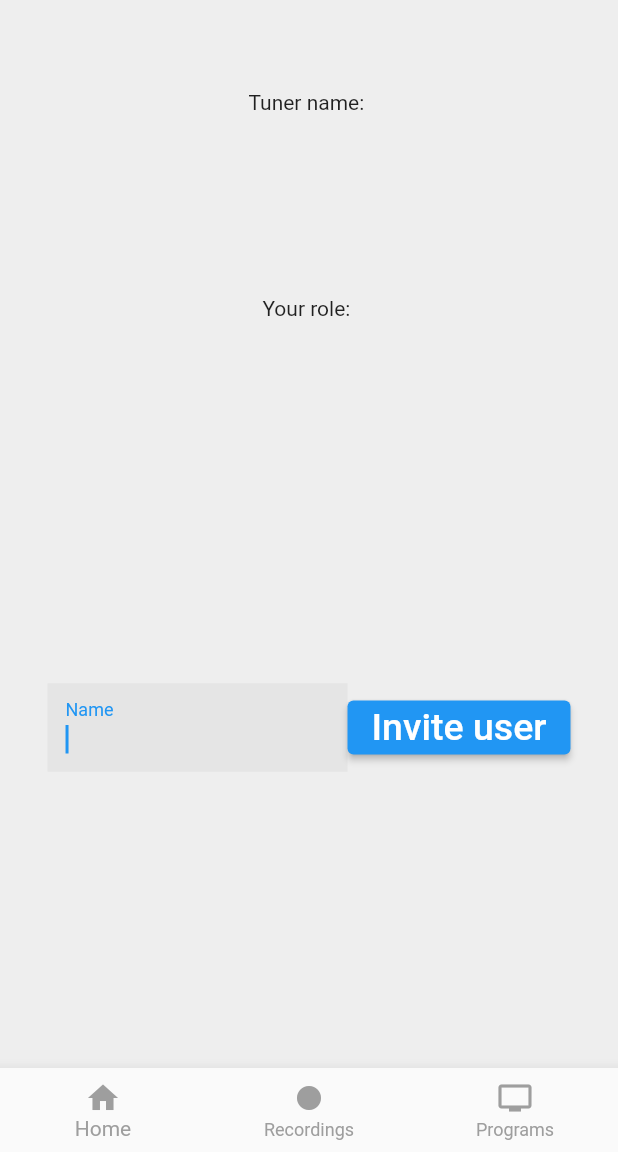
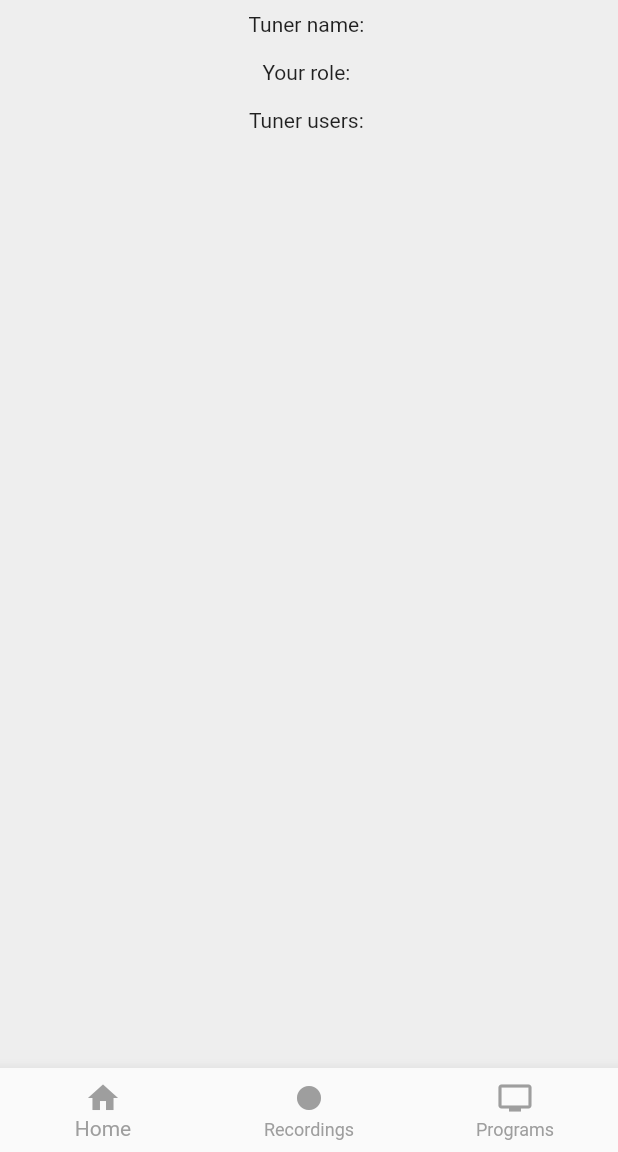
Before and after one commit to Simon1PL/Inzynierka, a Flutter app: the SingleTuner screen opened directly with empty values, on a phone screen of 412 x 824 dp, the part 84-1236 px from its top. Run offline on Flutter 3.47's test engine with Material 2 defaults, Android fonts, the phone set to English and light mode, and no system bars; our stand-ins replace flutter_spinkit, shared_preferences; accounts and stored records are empty.

Commit message:
tuners invitations

```diff
--- a/lib/enums/user_role_for_tuner.dart
+++ b/lib/enums/user_role_for_tuner.dart
@@ -1,4 +1,6 @@
 enum UserRoleForTuner {
   USER,
-  OWNER
+  OWNER,
+  INVITED,
+  DECLINED
 }
--- a/lib/models/program_model.dart
+++ b/lib/models/program_model.dart
@@ -22,7 +22,7 @@ class ProgramModel {
       this.subtitle,
       this.summary,
       this.description,
-      String? recordSize,
+      int? recordSize,
       this.fileName,
       bool? favorite,
       bool? alreadyScheduled,
@@ -33,7 +33,6 @@ class ProgramModel {
         this.stop = stop != null
             ? new DateTime.fromMillisecondsSinceEpoch(stop * 1000)
             : null,
-        this.recordSize = recordSize != null ? int.parse(recordSize) : null,
         this.favorite = favorite != null ? favorite : false,
         this.alreadyScheduled =
             alreadyScheduled != null ? alreadyScheduled : false;
--- a/lib/models/tuner_model.dart
+++ b/lib/models/tuner_model.dart
@@ -12,9 +12,17 @@ class TunerModel {
   static UserRoleForTuner? getUserRoleFromString(String? currentUserRole) {
     switch (currentUserRole) {
       case "owner":
+      case "Owner":
         return UserRoleForTuner.OWNER;
       case "user":
+      case "User":
         return UserRoleForTuner.USER;
+      case "invited":
+      case "Invited":
+        return UserRoleForTuner.INVITED;
+      case "declined":
+      case "Declined":
+        return UserRoleForTuner.DECLINED;
     }
   }
 
@@ -24,13 +32,18 @@ class TunerModel {
         return "Owner";
       case UserRoleForTuner.USER:
         return "User";
+      case UserRoleForTuner.INVITED:
+        return "Invited";
+      case UserRoleForTuner.DECLINED:
+        return "Declined";
+      default:
+        return "";
     }
-    return "";
   }
 
   Map<String, dynamic> toJson() {
     final Map<String, dynamic> data = new Map<String, dynamic>();
-    var role = currentUserRole == UserRoleForTuner.OWNER ? "owner" : "user";
+    var role = getUserRoleAsString(currentUserRole);
     data['tunerId'] = this.tunerId;
     data['name'] = this.name;
     data['currentUserRole'] = role;
--- a/lib/models/tuner_user_model.dart
+++ b/lib/models/tuner_user_model.dart
@@ -1,4 +1,5 @@
 import 'package:projekt/enums/user_role_for_tuner.dart';
+import 'package:projekt/models/tuner_model.dart';
 
 class TunerUserModel {
   int userId;
@@ -6,13 +7,6 @@ class TunerUserModel {
   UserRoleForTuner? userRole;
 
   TunerUserModel(this.userId, this.username, String userRole) {
-    switch (userRole) {
-      case "owner":
-        this.userRole = UserRoleForTuner.OWNER;
-        break;
-      case "user":
-        this.userRole = UserRoleForTuner.USER;
-        break;
-    }
+      this.userRole = TunerModel.getUserRoleFromString(userRole);
   }
 }
--- a/lib/pages/Tuners/add_tuner.dart
+++ b/lib/pages/Tuners/add_tuner.dart
@@ -1,5 +1,4 @@
 import 'package:flutter/material.dart';
-import 'package:flutter_spinkit/flutter_spinkit.dart';
 import 'package:projekt/services/tuners_service.dart';
 import 'package:projekt/widgets/app_bar.dart';
 import 'package:projekt/widgets/menu.dart';
--- a/lib/pages/Tuners/single_tuner.dart
+++ b/lib/pages/Tuners/single_tuner.dart
@@ -50,10 +50,20 @@ class _SingleTunerState extends State<SingleTuner> {
       appBar: MyAppBar(
         text: "R-M DVB-T Tuner",
       ),
-      body: Column(mainAxisAlignment: MainAxisAlignment.spaceAround, children: [
-        Text("Tuner name: " + tunerModel.name!),
-        Text("Your role: " +
-            TunerModel.getUserRoleAsString(tunerModel.currentUserRole)),
+      body: Column(mainAxisAlignment: MainAxisAlignment.start, children: [
+        Padding(
+          padding: const EdgeInsets.all(8.0),
+          child: Text("Tuner name: " + tunerModel.name!),
+        ),
+        Padding(
+          padding: const EdgeInsets.all(8.0),
+          child: Text("Your role: " +
+              TunerModel.getUserRoleAsString(tunerModel.currentUserRole)),
+        ),
+        Padding(
+          padding: const EdgeInsets.all(8.0),
+          child: Text("Tuner users: "),
+        ),
         ListView.builder(
             scrollDirection: Axis.vertical,
             shrinkWrap: true,
@@ -65,7 +75,7 @@ class _SingleTunerState extends State<SingleTuner> {
                     Text(users[index].username!),
                     Text("   Role: " +
                         TunerModel.getUserRoleAsString(users[index].userRole)),
-                    IconButton(
+                    if (tunerModel.currentUserRole == UserRoleForTuner.OWNER) IconButton(
                         onPressed: () {
                           removeUserFromTuner(
                               users[index].username!, tunerModel.tunerId);
@@ -73,7 +83,7 @@ class _SingleTunerState extends State<SingleTuner> {
                         icon: Icon(Icons.delete))
                   ]);
             }),
-        Row(
+        if (tunerModel.currentUserRole == UserRoleForTuner.OWNER) Row(
           mainAxisAlignment: MainAxisAlignment.center,
           children: [
             Container(
@@ -100,6 +110,7 @@ class _SingleTunerState extends State<SingleTuner> {
                 var result = await inviteToTuner(_userNameController.text, tunerModel.tunerId, context);
                 if (result) {
                   _userNameController.clear();
+                  getTunerUsers();
                 }
               },
               child: Text(
--- a/lib/services/globals.dart
+++ b/lib/services/globals.dart
@@ -7,7 +7,8 @@ import 'package:http/http.dart';
 import 'package:projekt/services/login_service.dart';
 import 'package:shared_preferences/shared_preferences.dart';
 
-String _url = "http://localhost:5000";
+// String _url = "http://localhost:5000";
+String _url = "https://damp-springs-89170.herokuapp.com/";
 final GlobalKey<NavigatorState> navigatorKey = new GlobalKey<NavigatorState>();
 
 Future<void> setUserCredential(String username, String password) async {
--- a/lib/services/programs_service.dart
+++ b/lib/services/programs_service.dart
@@ -32,7 +32,7 @@ Future<List<ProgramModel>?> getScheduled() async {
     }
 
     List<dynamic> objects = response.bodyBytes.isNotEmpty ? jsonDecode(utf8.decode(response.bodyBytes)) : response.bodyBytes;
-    List<ProgramModel> programs = objects.map((p) => ProgramModel(p["channelName"], p["channelUuid"], p["start"], p["stop"], p["title"], p["subtitle"], p["summary"], p["description"], p["recordSize"], p["fileName"], p["favorite"], true, p["order_id"])).toList();
+    List<ProgramModel> programs = objects.map((p) => ProgramModel(p["channel_name"], p["channel_id"], p["start"], p["stop"], p["title"], p["subtitle"], p["summary"], p["description"], p["record_size"], p["file_name"], p["favorite"], true, p["id"])).toList();
     return programs;
   }
   catch (e) {
@@ -49,7 +49,7 @@ Future<List<ProgramModel>?> getRecorded() async {
     }
 
     List<dynamic> objects = response.bodyBytes.isNotEmpty ? jsonDecode(utf8.decode(response.bodyBytes)) : response.bodyBytes;
-    List<ProgramModel> programs = objects.map((p) => ProgramModel(p["channelName"], p["channel_id"], p["start"], p["end"], p["program_name"], p["subtitle"], p["summary"], p["description"], p["record_size"], p["file_name"], p["favorite"], true, p["favorite"])).toList();
+    List<ProgramModel> programs = objects.map((p) => ProgramModel(p["channel_name"], p["channel_uuid"], p["start"], p["stop"], p["title"], p["subtitle"], p["summary"], p["description"], p["record_size"], p["file_name"], p["favorite"], true, p["order_id"])).toList();
     return programs;
   }
   catch (e) {
@@ -65,7 +65,8 @@ Future<bool> postOrder(ProgramModel program, BuildContext context) async {
     if (response.statusCode != 200) {
       throw Exception("Status code: " + response.statusCode.toString() + "\n" + utf8.decode(response.bodyBytes));
     }
-
+    dynamic object = response.bodyBytes.isNotEmpty ? jsonDecode(utf8.decode(response.bodyBytes)) : response.bodyBytes;
+    program.orderId = object["ids"][0];
     return true;
   }
   catch (e) {
@@ -76,7 +77,7 @@ Future<bool> postOrder(ProgramModel program, BuildContext context) async {
 
 Future<bool> removeOrder(int orderId, BuildContext context) async {
   try{
-    Response response = await serverDelete("/orders?tuner_id=" + (await selectedTunerId).toString() + "&order_id=" + orderId.toString());
+    Response response = await serverDelete("orders?tuner_id=" + (await selectedTunerId).toString() + "&order_id=" + orderId.toString());
     if (response.statusCode != 200) {
       throw Exception("Status code: " + response.statusCode.toString() + "\n" + utf8.decode(response.bodyBytes));
     }
--- a/lib/services/tuners_service.dart
+++ b/lib/services/tuners_service.dart
@@ -40,7 +40,7 @@ Future<bool> getTunersFromServer() async {
 
     List<dynamic> objects = response.bodyBytes.isNotEmpty ? jsonDecode(utf8.decode(response.bodyBytes)) : response.bodyBytes;
     SharedPreferences pref = await SharedPreferences.getInstance();
-    List<TunerModel> tuners = objects.map((p) => TunerModel(p[0], p[1].toString())).toList();
+    List<TunerModel> tuners = objects.map((p) => TunerModel(p[0], p[1].toString(), p[2])).toList();
     tuners.isNotEmpty ? pref.setInt("selectedTunerId", tuners[0].tunerId) : pref.remove("selectedTunerId");
     pref.setStringList("tuners", tuners.map((t) => json.encode(t.toJson())).toList());
     return true;
@@ -59,7 +59,7 @@ Future<List<TunerUserModel>?> getUsersForTuner(int tunerId) async {
     }
 
     List<dynamic> objects = response.bodyBytes.isNotEmpty ? jsonDecode(utf8.decode(response.bodyBytes)) : response.bodyBytes;
-    List<TunerUserModel> users = objects.map((p) => TunerUserModel(int.parse(p[0]), p[1], p[2])).toList();
+    List<TunerUserModel> users = objects.map((p) => TunerUserModel(p[0], p[1], p[2])).toList();
     return users;
   }
   catch (e) {
--- a/lib/widgets/single_item_vertical_list.dart
+++ b/lib/widgets/single_item_vertical_list.dart
@@ -67,9 +67,9 @@ class _SingleItemVerticalList extends State<SingleItemVerticalList> {
                     ),
                     GestureDetector(
                       onTap: () async {
-                        if (model.alreadyScheduled || (model.alreadyScheduled && model.orderId == null)) return;
+                        if (model.alreadyScheduled && model.orderId == null) return;
 
-                        !model.alreadyScheduled ? postOrder(model, context) : removeOrder(model.orderId!, context);
+                        !model.alreadyScheduled ? await postOrder(model, context) : removeOrder(model.orderId!, context);
 
                         setState(() {
                           model.alreadyScheduled = !model.alreadyScheduled;
```
Also changed, not shown: lib/pages/Programs/favorites.dart (+7 -9 lines), lib/pages/Programs/single_program_info.dart (+23 -8 lines), lib/pages/Programs/tv_program.dart (+8 -5 lines), lib/pages/Tuners/tuners.dart (+37 -8 lines).
